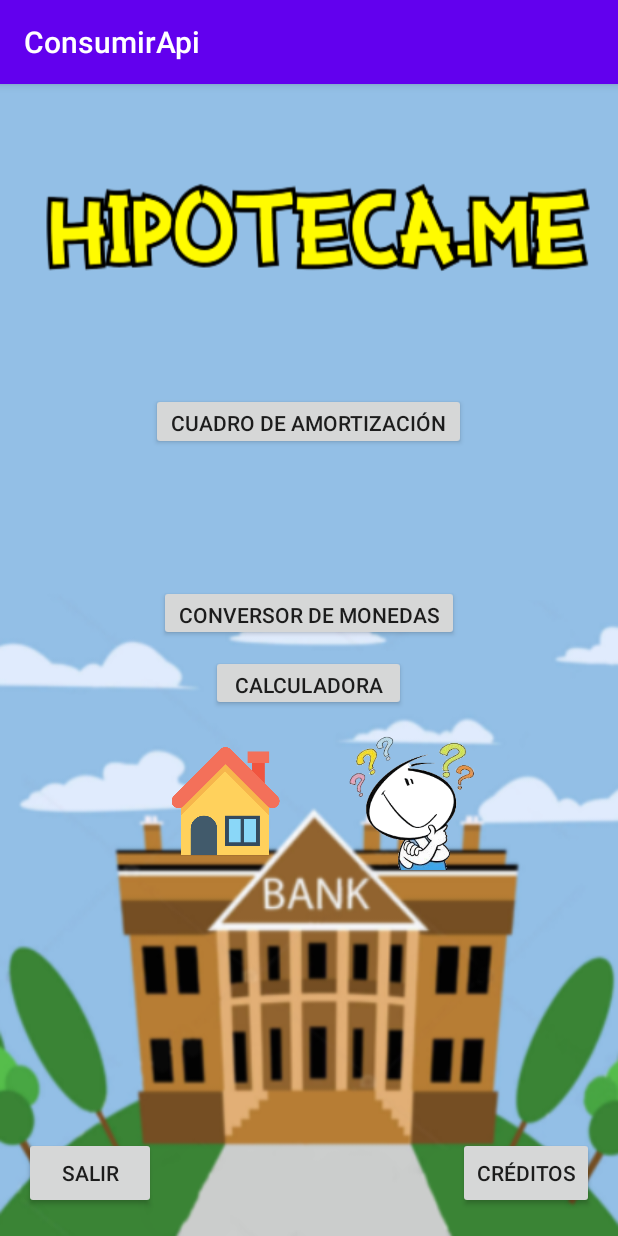
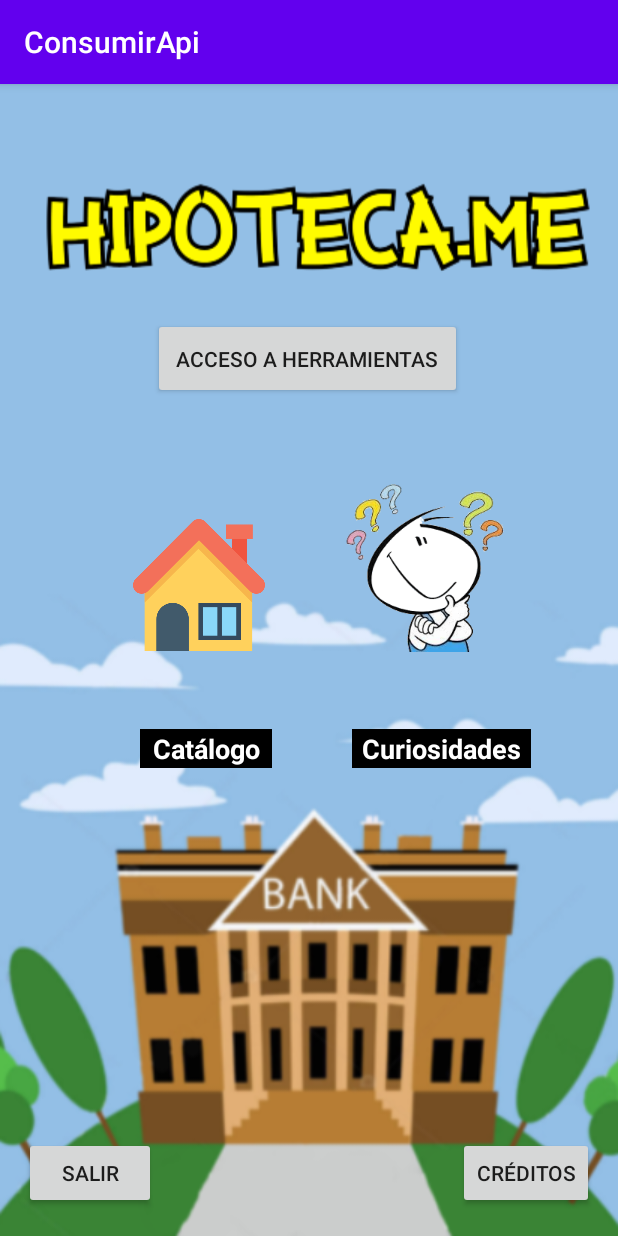
Before and after one commit to LauraSanCes/Hipoteca.Me, an Android app: the screen it shows after launch (MainActivity), on a phone screen of 412 x 824 dp. Run offline under Robolectric (Android 15) with nearby library versions, the phone set to English and light mode, and no system bars.

Commit message:
[UPDATE] Design - Julio

```diff
--- a/app/src/main/java/com/example/consumirapi/MainActivity.java
+++ b/app/src/main/java/com/example/consumirapi/MainActivity.java
@@ -1,20 +1,20 @@
 package com.example.consumirapi;
 
 import androidx.appcompat.app.AppCompatActivity;
-
 import android.content.Intent;
 import android.os.Bundle;
 import android.view.View;
 import android.widget.Button;
-
 import com.example.consumirapi.screen_amort.Screen_amort;
+import com.example.consumirapi.screen_calculadora.Screen_calculadora;
 import com.example.consumirapi.screen_catalogo.Screen_catalogo;
 import com.example.consumirapi.screen_conver.Screen_conver;
+import com.example.consumirapi.screen_credits.Screen_credits;
 
 public class MainActivity extends AppCompatActivity
 {
 
-    Button amort, conversor, calculadora, exit, creditos;
+    Button herramientas, exit, creditos;
 
 
     @Override
@@ -23,31 +23,14 @@ public class MainActivity extends AppCompatActivity
         super.onCreate(savedInstanceState);
         setContentView(R.layout.activity_main);
 
-        amort = findViewById(R.id.btn_amort);
-        conversor = findViewById(R.id.btn_conver);
-        calculadora = findViewById(R.id.btn_calc);
+        herramientas = findViewById(R.id.tools);
         exit = findViewById(R.id.btn_exit);
         creditos = findViewById(R.id.btn_cred);
     }
 
-
-   public void onClickAmort(View v)
-   {
-       Intent i = new Intent(this, Screen_amort.class);
-
-       startActivity(i);
-   }
-
-    public void onClickConver(View v)
+    public void onClickTools(View v)
     {
-        Intent i = new Intent(this, Screen_conver.class);
-
-        startActivity(i);
-    }
-
-    public void onClickCalc(View v)
-    {
-        Intent i = new Intent(this, Screen_calculadora.class);
+        Intent i = new Intent(this, MainActivity2.class);
 
         startActivity(i);
     }
--- a/app/src/main/java/com/example/consumirapi/Screen_calculadora.java
+++ b/app/src/main/java/com/example/consumirapi/screen_calculadora/Screen_calculadora.java
@@ -1,4 +1,4 @@
-package com.example.consumirapi;
+package com.example.consumirapi.screen_calculadora;
 
 import androidx.appcompat.app.AppCompatActivity;
 import android.os.Bundle;
@@ -6,6 +6,8 @@ import android.view.View;
 import android.widget.Button;
 import android.widget.TextView;
 import android.widget.Toast;
+
+import com.example.consumirapi.R;
 
 
 public class Screen_calculadora extends AppCompatActivity
--- a/app/src/main/java/com/example/consumirapi/Screen_credits.java
+++ b/app/src/main/java/com/example/consumirapi/screen_credits/Screen_credits.java
@@ -1,8 +1,10 @@
-package com.example.consumirapi;
+package com.example.consumirapi.screen_credits;
 
 import androidx.appcompat.app.AppCompatActivity;
 
 import android.os.Bundle;
+
+import com.example.consumirapi.R;
 
 public class Screen_credits extends AppCompatActivity {
 
--- a/app/src/main/res/layout/activity_main.xml
+++ b/app/src/main/res/layout/activity_main.xml
@@ -6,53 +6,6 @@
     android:layout_height="match_parent"
     android:background="@drawable/main_fond"
     tools:context=".MainActivity">
-
-    <Button
-        android:id="@+id/btn_amort"
-        android:layout_width="210dp"
-        android:layout_height="38dp"
-        android:layout_marginStart="100dp"
-        android:layout_marginLeft="100dp"
-        android:layout_marginTop="124dp"
-        android:layout_marginEnd="101dp"
-        android:layout_marginRight="101dp"
-        android:layout_marginBottom="8dp"
-        android:onClick="onClickAmort"
-        android:text="Cuadro de Amortización"
-        app:layout_constraintBottom_toTopOf="@+id/btn_conver"
-        app:layout_constraintEnd_toEndOf="parent"
-        app:layout_constraintStart_toStartOf="parent"
-        app:layout_constraintTop_toTopOf="parent" />
-
-    <Button
-        android:id="@+id/btn_conver"
-        android:layout_width="200dp"
-        android:layout_height="37dp"
-        android:layout_marginStart="105dp"
-        android:layout_marginLeft="105dp"
-        android:layout_marginEnd="106dp"
-        android:layout_marginRight="106dp"
-        android:layout_marginBottom="9dp"
-        android:onClick="onClickConver"
-        android:text="Conversor de Monedas"
-        app:layout_constraintBottom_toTopOf="@+id/btn_calc"
-        app:layout_constraintEnd_toEndOf="parent"
-        app:layout_constraintStart_toStartOf="parent" />
-
-    <Button
-        android:id="@+id/btn_calc"
-        android:layout_width="130dp"
-        android:layout_height="37dp"
-        android:layout_marginStart="140dp"
-        android:layout_marginLeft="140dp"
-        android:layout_marginEnd="141dp"
-        android:layout_marginRight="141dp"
-        android:layout_marginBottom="16dp"
-        android:onClick="onClickCalc"
-        android:text="Calculadora"
-        app:layout_constraintBottom_toTopOf="@+id/imageView10"
-        app:layout_constraintEnd_toEndOf="parent"
-        app:layout_constraintStart_toStartOf="parent" />
 
     <Button
         android:id="@+id/btn_exit"
@@ -79,28 +32,94 @@
         app:layout_constraintEnd_toEndOf="parent" />
 
     <ImageView
+        android:id="@+id/imageView10"
+        android:layout_width="113dp"
+        android:layout_height="113dp"
+        android:layout_marginStart="5dp"
+        android:layout_marginLeft="5dp"
+        android:layout_marginTop="9dp"
+        android:layout_marginEnd="73dp"
+        android:layout_marginRight="73dp"
+        android:layout_marginBottom="5dp"
+        app:layout_constraintBottom_toTopOf="@+id/textView8"
+        app:layout_constraintEnd_toEndOf="parent"
+        app:layout_constraintStart_toEndOf="@+id/btn_catalog"
+        app:layout_constraintTop_toBottomOf="@+id/tools"
+        app:layout_constraintVertical_bias="0.0"
+        app:srcCompat="@drawable/btn_curiosity" />
+
+    <ImageView
         android:id="@+id/btn_catalog"
-        android:layout_width="74dp"
-        android:layout_height="72dp"
-        android:layout_marginStart="113dp"
-        android:layout_marginLeft="113dp"
-        android:layout_marginBottom="254dp"
+        android:layout_width="88dp"
+        android:layout_height="96dp"
+        android:layout_marginStart="91dp"
+        android:layout_marginLeft="91dp"
+        android:layout_marginTop="30dp"
+        android:layout_marginEnd="46dp"
+        android:layout_marginRight="46dp"
+        android:layout_marginBottom="2dp"
         android:onClick="onClickCatalog"
-        app:layout_constraintBottom_toBottomOf="parent"
+        app:layout_constraintBottom_toTopOf="@+id/textView7"
+        app:layout_constraintEnd_toStartOf="@+id/imageView10"
         app:layout_constraintStart_toStartOf="parent"
+        app:layout_constraintTop_toBottomOf="@+id/tools"
         app:srcCompat="@drawable/btn_catalogo" />
 
-    <ImageView
-        android:id="@+id/imageView10"
-        android:layout_width="130dp"
-        android:layout_height="90dp"
-        android:layout_marginStart="23dp"
-        android:layout_marginLeft="23dp"
-        android:layout_marginEnd="71dp"
-        android:layout_marginRight="71dp"
-        android:layout_marginBottom="178dp"
+    <TextView
+        android:id="@+id/textView8"
+        android:layout_width="119dp"
+        android:layout_height="26dp"
+        android:layout_marginStart="2dp"
+        android:layout_marginLeft="2dp"
+        android:layout_marginEnd="67dp"
+        android:layout_marginRight="67dp"
+        android:layout_marginBottom="200dp"
+        android:background="@android:color/background_dark"
+        android:gravity="center"
+        android:text="Curiosidades"
+        android:textColor="#FFFFFF"
+        android:textSize="18sp"
+        android:textStyle="bold"
         app:layout_constraintBottom_toTopOf="@+id/btn_cred"
         app:layout_constraintEnd_toEndOf="parent"
-        app:layout_constraintStart_toEndOf="@+id/btn_catalog"
-        app:srcCompat="@drawable/btn_curiosity" />
+        app:layout_constraintStart_toEndOf="@+id/textView7"
+        app:layout_constraintTop_toBottomOf="@+id/imageView10" />
+
+    <TextView
+        android:id="@+id/textView7"
+        android:layout_width="88dp"
+        android:layout_height="26dp"
+        android:layout_marginStart="102dp"
+        android:layout_marginLeft="102dp"
+        android:layout_marginEnd="51dp"
+        android:layout_marginRight="51dp"
+        android:layout_marginBottom="200dp"
+        android:background="@android:color/background_dark"
+        android:gravity="center"
+        android:text="Catálogo"
+        android:textColor="#FFFFFF"
+        android:textSize="18sp"
+        android:textStyle="bold"
+        app:layout_constraintBottom_toTopOf="@+id/btn_exit"
+        app:layout_constraintEnd_toStartOf="@+id/textView8"
+        app:layout_constraintHorizontal_bias="0.0"
+        app:layout_constraintStart_toStartOf="parent"
+        app:layout_constraintTop_toBottomOf="@+id/btn_catalog" />
+
+    <Button
+        android:id="@+id/tools"
+        android:layout_width="206dp"
+        android:layout_height="54dp"
+        android:layout_marginStart="102dp"
+        android:layout_marginLeft="102dp"
+        android:layout_marginTop="156dp"
+        android:layout_marginEnd="103dp"
+        android:layout_marginRight="103dp"
+        android:onClick="onClickTools"
+        android:text="Acceso a Herramientas"
+        app:layout_constraintEnd_toEndOf="parent"
+        app:layout_constraintHorizontal_bias="0.0"
+        app:layout_constraintStart_toStartOf="parent"
+        app:layout_constraintTop_toTopOf="parent" />
+
 </androidx.constraintlayout.widget.ConstraintLayout>
--- a/app/src/main/res/layout/activity_screen_credits.xml
+++ b/app/src/main/res/layout/activity_screen_credits.xml
@@ -5,7 +5,7 @@
     android:layout_width="match_parent"
     android:layout_height="match_parent"
     android:background="@drawable/fond_screens"
-    tools:context=".Screen_credits">
+    tools:context=".screen_credits.Screen_credits">
 
     <ImageView
         android:id="@+id/imageView5"
```
Also changed, not shown: app/src/main/AndroidManifest.xml (+4 -3 lines), app/src/main/java/com/example/consumirapi/MainActivity2.java (added, +48 -0 lines), app/src/main/res/layout/activity_main2.xml (added, +97 -0 lines), app/src/main/res/drawable/amort.png (added), app/src/main/res/drawable/calcul.png (added), app/src/main/res/drawable/mony.png (added), app/src/main/res/drawable/monyhouse.png (added).
